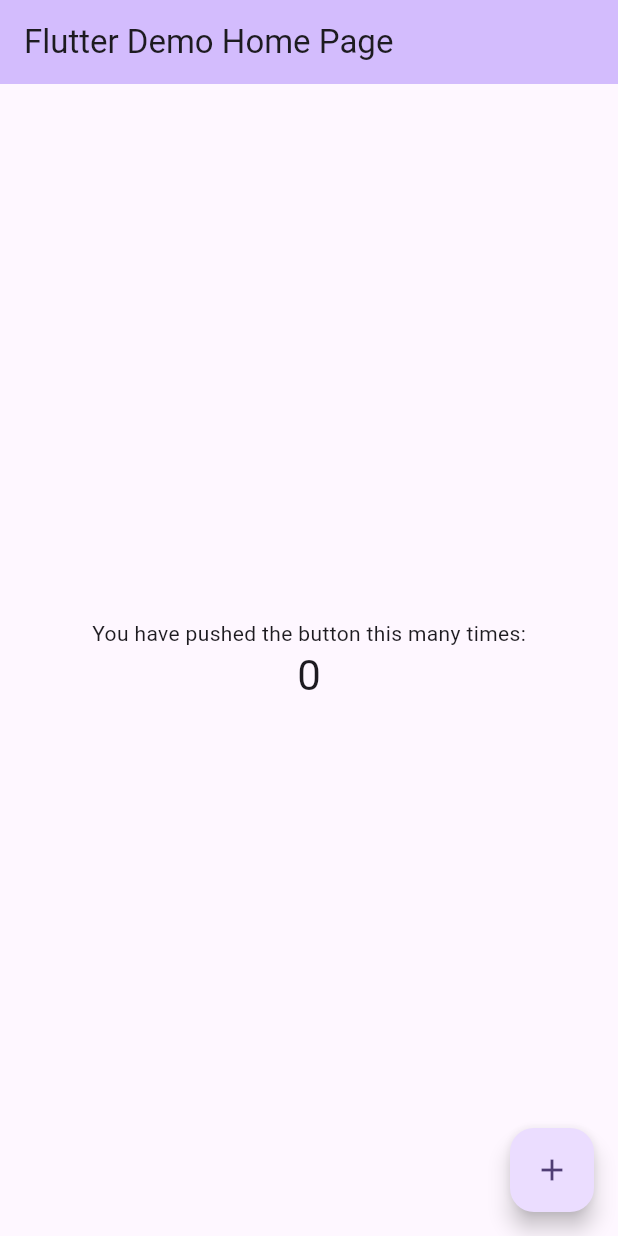
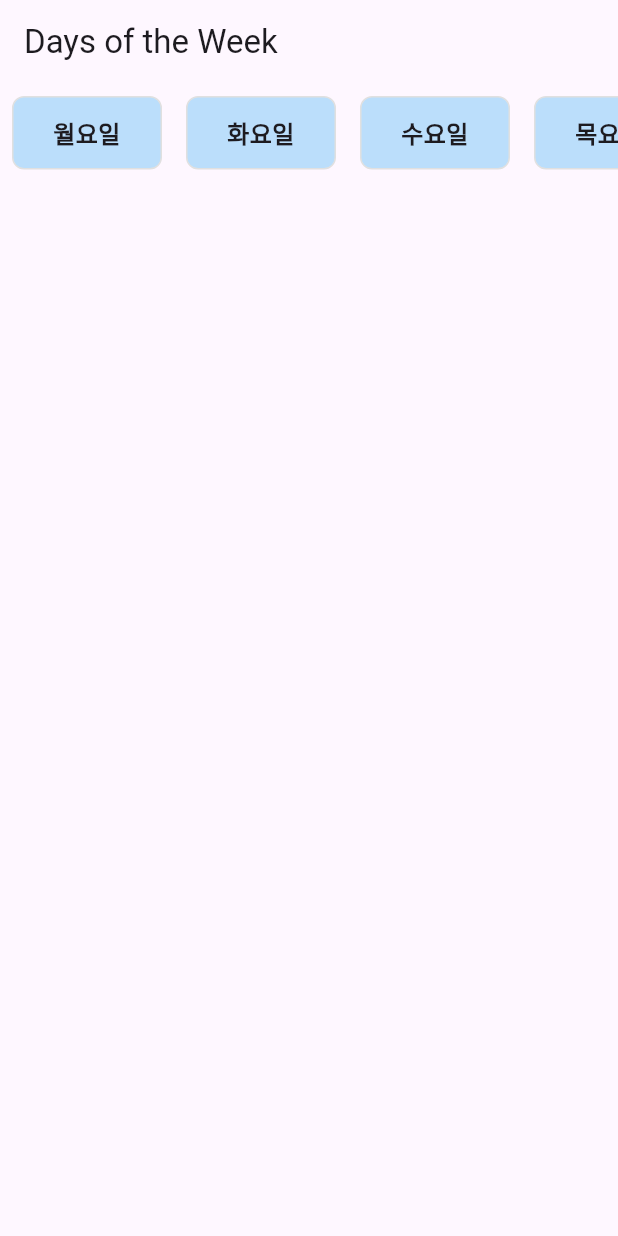
Before and after one commit to solardayz/flutter_practice2, a Flutter app: the screen it shows after launch, on a phone screen of 412 x 824 dp. Run offline on Flutter 3.47's test engine with Material 3 defaults, Android fonts, the phone set to English and light mode, and no system bars.

Commit message:
월화수목금토일 추가

```diff
--- a/lib/main.dart
+++ b/lib/main.dart
@@ -1,122 +1,64 @@
 import 'package:flutter/material.dart';
 
 void main() {
-  runApp(const MyApp());
+  runApp(const DayOfWeekApp());
 }
 
-class MyApp extends StatelessWidget {
-  const MyApp({super.key});
+class DayOfWeekApp extends StatelessWidget {
+  const DayOfWeekApp({super.key});
 
-  // This widget is the root of your application.
   @override
   Widget build(BuildContext context) {
     return MaterialApp(
-      title: 'Flutter Demo',
-      theme: ThemeData(
-        // This is the theme of your application.
-        //
-        // TRY THIS: Try running your application with "flutter run". You'll see
-        // the application has a purple toolbar. Then, without quitting the app,
-        // try changing the seedColor in the colorScheme below to Colors.green
-        // and then invoke "hot reload" (save your changes or press the "hot
-        // reload" button in a Flutter-supported IDE, or press "r" if you used
-        // the command line to start the app).
-        //
-        // Notice that the counter didn't reset back to zero; the application
-        // state is not lost during the reload. To reset the state, use hot
-        // restart instead.
-        //
-        // This works for code too, not just values: Most code changes can be
-        // tested with just a hot reload.
-        colorScheme: ColorScheme.fromSeed(seedColor: Colors.deepPurple),
+      home: Scaffold(
+        appBar: AppBar(
+          title: const Text('Days of the Week'),
+        ),
+        body: const DayOfWeekList(),
       ),
-      home: const MyHomePage(title: 'Flutter Demo Home Page'),
     );
   }
 }
 
-class MyHomePage extends StatefulWidget {
-  const MyHomePage({super.key, required this.title});
-
-  // This widget is the home page of your application. It is stateful, meaning
-  // that it has a State object (defined below) that contains fields that affect
-  // how it looks.
-
-  // This class is the configuration for the state. It holds the values (in this
-  // case the title) provided by the parent (in this case the App widget) and
-  // used by the build method of the State. Fields in a Widget subclass are
-  // always marked "final".
-
-  final String title;
-
-  @override
-  State<MyHomePage> createState() => _MyHomePageState();
-}
-
-class _MyHomePageState extends State<MyHomePage> {
-  int _counter = 0;
-
-  void _incrementCounter() {
-    setState(() {
-      // This call to setState tells the Flutter framework that something has
-      // changed in this State, which causes it to rerun the build method below
-      // so that the display can reflect the updated values. If we changed
-      // _counter without calling setState(), then the build method would not be
-      // called again, and so nothing would appear to happen.
-      _counter++;
-    });
-  }
+class DayOfWeekList extends StatelessWidget {
+  const DayOfWeekList({super.key});
 
   @override
   Widget build(BuildContext context) {
-    // This method is rerun every time setState is called, for instance as done
-    // by the _incrementCounter method above.
-    //
-    // The Flutter framework has been optimized to make rerunning build methods
-    // fast, so that you can just rebuild anything that needs updating rather
-    // than having to individually change instances of widgets.
-    return Scaffold(
-      appBar: AppBar(
-        // TRY THIS: Try changing the color here to a specific color (to
-        // Colors.amber, perhaps?) and trigger a hot reload to see the AppBar
-        // change color while the other colors stay the same.
-        backgroundColor: Theme.of(context).colorScheme.inversePrimary,
-        // Here we take the value from the MyHomePage object that was created by
-        // the App.build method, and use it to set our appbar title.
-        title: Text(widget.title),
+    const List<String> days = [
+      '월요일',
+      '화요일',
+      '수요일',
+      '목요일',
+      '금요일',
+      '토요일',
+      '일요일'
+    ];
+
+    return SingleChildScrollView(
+      scrollDirection: Axis.horizontal,
+      child: Row(
+        children: days
+            .map((day) => Container(
+          width: 100,
+          padding: const EdgeInsets.all(12.0),
+          margin: const EdgeInsets.all(8.0),
+          decoration: BoxDecoration(
+            color: Colors.blue[100],
+            border: Border.all(color: Colors.grey[300]!),
+            borderRadius: BorderRadius.circular(8.0),
+          ),
+          child: Text(
+            day,
+            textAlign: TextAlign.center,
+            style: const TextStyle(
+              fontWeight: FontWeight.bold,
+              fontSize: 16,
+            ),
+          ),
+        ))
+            .toList(),
       ),
-      body: Center(
-        // Center is a layout widget. It takes a single child and positions it
-        // in the middle of the parent.
-        child: Column(
-          // Column is also a layout widget. It takes a list of children and
-          // arranges them vertically. By default, it sizes itself to fit its
-          // children horizontally, and tries to be as tall as its parent.
-          //
-          // Column has various properties to control how it sizes itself and
-          // how it positions its children. Here we use mainAxisAlignment to
-          // center the children vertically; the main axis here is the vertical
-          // axis because Columns are vertical (the cross axis would be
-          // horizontal).
-          //
-          // TRY THIS: Invoke "debug painting" (choose the "Toggle Debug Paint"
-          // action in the IDE, or press "p" in the console), to see the
-          // wireframe for each widget.
-          mainAxisAlignment: MainAxisAlignment.center,
-          children: <Widget>[
-            const Text('You have pushed the button this many times:'),
-            Text(
-              '$_counter',
-              style: Theme.of(context).textTheme.headlineMedium,
-            ),
-          ],
-        ),
-      ),
-      floatingActionButton: FloatingActionButton(
-        onPressed: _incrementCounter,
-        tooltip: 'Increment',
-        child: const Icon(Icons.add),
-      ), // This trailing comma makes auto-formatting nicer for build methods.
     );
   }
 }
```
